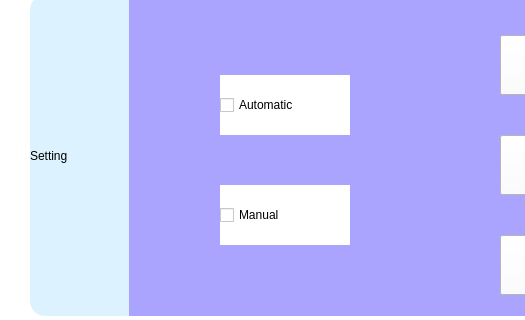
kimnanhee/PyQt, file PyQt_fire_detection_control_with.Atmega_128/draw.ui: the form before one commit; both pictures show x 0 to 525 and y 195 to 515 of the 800 by 600 pixel window.
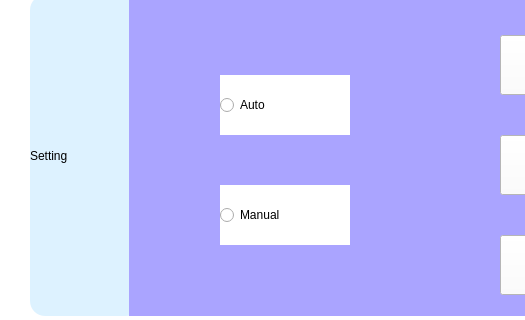
The form after the commit.

Diff of the .ui file:
```diff
--- a/PyQt_fire_detection_control_with.Atmega_128/draw.ui
+++ b/PyQt_fire_detection_control_with.Atmega_128/draw.ui
@@ -186,22 +186,6 @@
      <string>Setting</string>
     </property>
    </widget>
-   <widget class="QCheckBox" name="checkBox_auto">
-    <property name="geometry">
-     <rect>
-      <x>220</x>
-      <y>270</y>
-      <width>130</width>
-      <height>60</height>
-     </rect>
-    </property>
-    <property name="styleSheet">
-     <string notr="true">font: 12pt &quot;Arial&quot;;</string>
-    </property>
-    <property name="text">
-     <string>Automatic</string>
-    </property>
-   </widget>
    <widget class="QLabel" name="temp">
     <property name="geometry">
      <rect>
@@ -253,22 +237,6 @@
      <string>Fire</string>
     </property>
    </widget>
-   <widget class="QCheckBox" name="checkBox_manual">
-    <property name="geometry">
-     <rect>
-      <x>220</x>
-      <y>380</y>
-      <width>130</width>
-      <height>60</height>
-     </rect>
-    </property>
-    <property name="styleSheet">
-     <string notr="true">font: 12pt &quot;Arial&quot;;</string>
-    </property>
-    <property name="text">
-     <string>Manual</string>
-    </property>
-   </widget>
    <widget class="QLabel" name="label_made">
     <property name="geometry">
      <rect>
@@ -282,6 +250,38 @@
      <string>made. nanhee</string>
     </property>
    </widget>
+   <widget class="QRadioButton" name="radioButton_auto">
+    <property name="geometry">
+     <rect>
+      <x>220</x>
+      <y>270</y>
+      <width>130</width>
+      <height>60</height>
+     </rect>
+    </property>
+    <property name="styleSheet">
+     <string notr="true">font: 12pt &quot;Arial&quot;;</string>
+    </property>
+    <property name="text">
+     <string>Auto</string>
+    </property>
+   </widget>
+   <widget class="QRadioButton" name="radioButton_manual">
+    <property name="geometry">
+     <rect>
+      <x>220</x>
+      <y>380</y>
+      <width>130</width>
+      <height>60</height>
+     </rect>
+    </property>
+    <property name="styleSheet">
+     <string notr="true">font: 12pt &quot;Arial&quot;;</string>
+    </property>
+    <property name="text">
+     <string>Manual</string>
+    </property>
+   </widget>
    <zorder>label_set</zorder>
    <zorder>label_set_back</zorder>
    <zorder>label_now_back</zorder>
@@ -292,12 +292,12 @@
    <zorder>pushButton_fan</zorder>
    <zorder>pushButton_servo</zorder>
    <zorder>pushButton_relay</zorder>
-   <zorder>checkBox_auto</zorder>
    <zorder>temp</zorder>
    <zorder>gas</zorder>
    <zorder>fire</zorder>
-   <zorder>checkBox_manual</zorder>
    <zorder>label_made</zorder>
+   <zorder>radioButton_auto</zorder>
+   <zorder>radioButton_manual</zorder>
   </widget>
   <widget class="QMenuBar" name="menubar">
    <property name="geometry">
```
